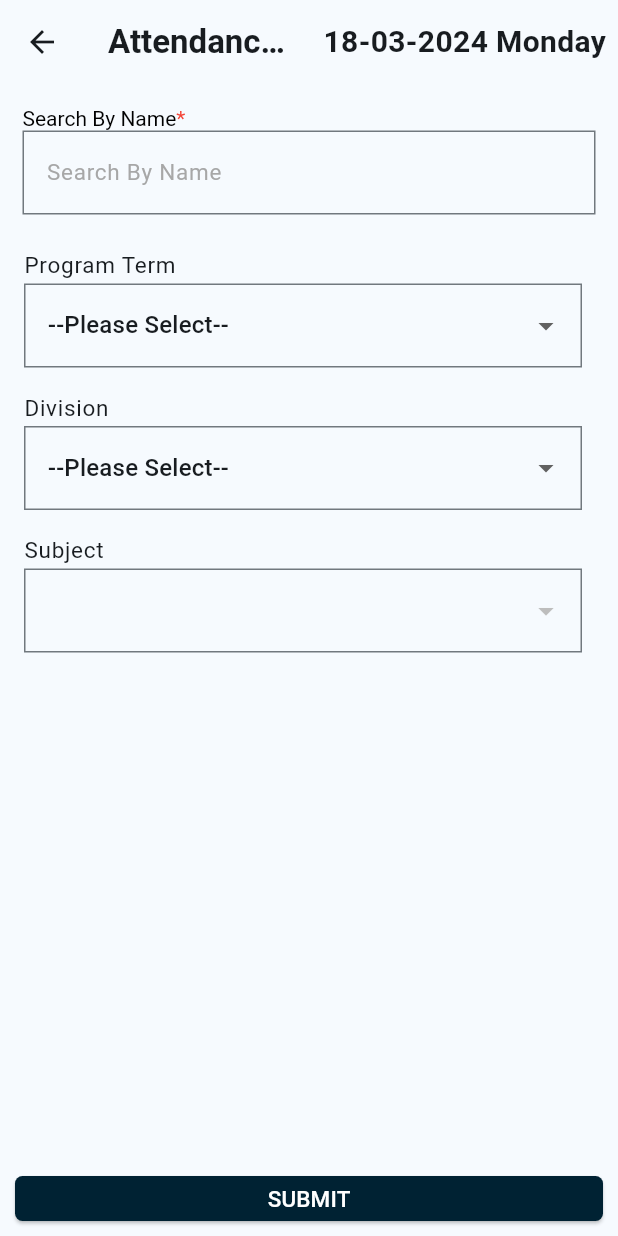
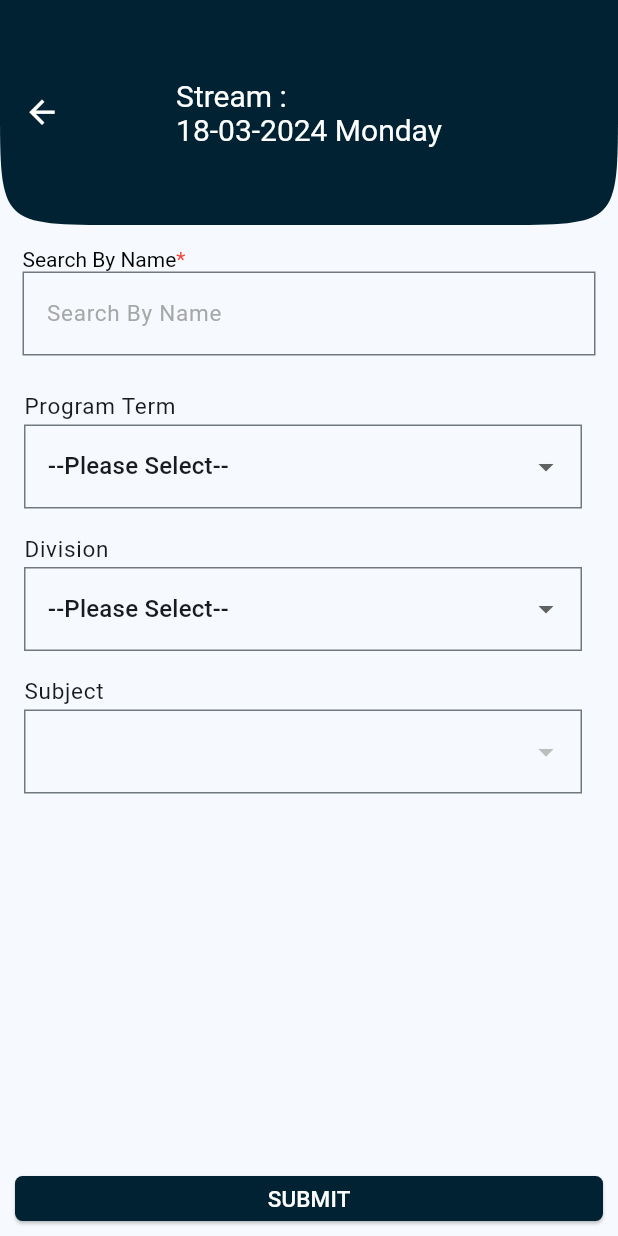
Before and after one commit to Mukund-K91/clg_project, a Flutter app: the AddAttendance screen opened directly with empty values, on a phone screen of 412 x 824 dp. Run offline on Flutter 3.47's test engine with Material 3 defaults, Android fonts, the light colour scheme and no system bars; our stand-ins replace awesome_dialog, carousel_slider, cloud_firestore, connectivity_plus, dotted_border, file_picker and 8 more; missing offline and left inert: flutter_file_downloader; accounts and stored records are empty.

Commit message:
Take Attendance Faculty side

```diff
--- a/lib/admin/attendance.dart
+++ b/lib/admin/attendance.dart
@@ -5,6 +5,7 @@ import 'package:flutter/widgets.dart';
 import 'package:intl/intl.dart';
 
 import '../reusable_widget/lists.dart';
+import '../reusable_widget/reusable_appbar.dart';
 import '../reusable_widget/reusable_textfield.dart';
 
 class Student {
@@ -212,21 +213,9 @@ class _AddAttendanceState extends State<AddAttendance> {
               )),
         ),
       ),
-      appBar: AppBar(
-        title: Text('Attendance Stream: ${selectedProgram}',
-            style: TextStyle(fontWeight: FontWeight.bold)),
-        actions: [
-          Padding(
-            padding: const EdgeInsets.all(8.0),
-            child: Text(
-              '${currentDate}',
-              style: TextStyle(fontWeight: FontWeight.bold, fontSize: 20),
-            ),
-          )
-        ],
-      ),
-      body: SingleChildScrollView(
-        child: Column(
+      appBar: CustomAppBar(title: 'Stream : ${selectedProgram}\n${currentDate}',),
+      body:
+      Column(
       children: [
         Padding(
           padding: const EdgeInsets.all(15),
@@ -239,6 +228,11 @@ class _AddAttendanceState extends State<AddAttendance> {
             title: 'Search By Name',
           ),
         ),
+            Expanded(
+        child: SingleChildScrollView(
+          physics: AlwaysScrollableScrollPhysics(),
+          child: Column(
+            children: [
               SizedBox(
                 width: 10,
               ),
@@ -368,6 +362,8 @@ class _AddAttendanceState extends State<AddAttendance> {
               ),
             ],
           ),
+        ))
+            ],
           ),
     );
   }
--- /dev/null
+++ b/lib/reusable_widget/reusable_appbar.dart
@@ -0,0 +1,43 @@
+import 'package:flutter/material.dart';
+
+class CustomAppBar extends StatelessWidget implements PreferredSizeWidget {
+  final String title;
+  final IconData? leadingIcon;
+  final VoidCallback? leadingAction;
+
+  const CustomAppBar({
+    Key? key,
+    required this.title,
+    this.leadingIcon,
+    this.leadingAction,
+  }) : super(key: key);
+
+  @override
+  Widget build(BuildContext context) {
+    return AppBar(
+      iconTheme: IconThemeData(color: Colors.white, size: 25),
+      titleTextStyle: TextStyle(color: Colors.white, fontSize: 20),
+      toolbarHeight: 150,
+      shape: ContinuousRectangleBorder(
+        borderRadius: BorderRadius.only(
+          bottomLeft: Radius.circular(80),
+          bottomRight: Radius.circular(80),
+        ),
+      ),
+      centerTitle: true,
+      title: Text(
+        title,
+      ),
+      leading: leadingIcon != null
+          ? IconButton(
+        icon: Icon(leadingIcon),
+        onPressed: leadingAction ?? () {},
+      )
+          : null,
+      backgroundColor: Color(0xff002233),
+    );
+  }
+
+  @override
+  Size get preferredSize => Size.fromHeight(150);
+}
```
Lines whose indentation alone changed are shown as unchanged.
